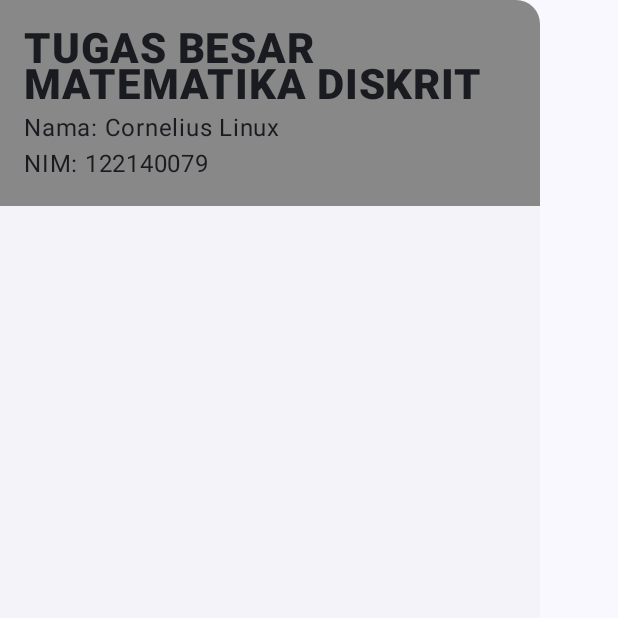
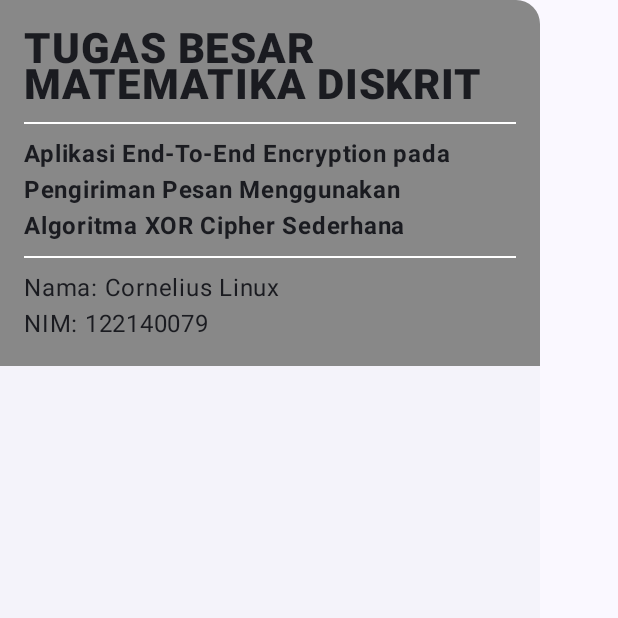
Before and after one commit to krossmanzs/XORed, an Android app built with Jetpack Compose: the composable DrawerSheet shown on its own in the app's theme, on a phone screen of 412 x 824 dp, the top half of it. Run offline under Robolectric (Android 15) with nearby library versions, the phone set to English and light mode, and no system bars.

Commit message:
Refactor top bar

```diff
--- a/app/src/main/java/com/xored/view/TopBar.kt
+++ b/app/src/main/java/com/xored/view/TopBar.kt
@@ -16,6 +16,7 @@ import androidx.compose.material.icons.filled.Settings
 import androidx.compose.material.icons.outlined.Home
 import androidx.compose.material.icons.outlined.Info
 import androidx.compose.material.icons.outlined.Settings
+import androidx.compose.material3.Divider
 import androidx.compose.material3.ExperimentalMaterial3Api
 import androidx.compose.material3.Icon
 import androidx.compose.material3.IconButton
@@ -74,8 +75,14 @@ fun DrawerSheet(
                     fontSize = 28.sp,
                     fontWeight = FontWeight.ExtraBold,
                 )
+                Divider(color = Color.White, thickness = 1.dp, modifier = Modifier.padding(bottom = 8.dp, top = 8.dp))
+                Text(text = "Aplikasi End-To-End Encryption pada Pengiriman Pesan Menggunakan Algoritma XOR Cipher Sederhana",
+                    fontWeight = FontWeight.Bold)
+                Divider(color = Color.White, thickness = 1.dp, modifier = Modifier.padding(bottom = 8.dp, top = 8.dp))
                 Text(text = "Nama: Cornelius Linux")
                 Text(text = "NIM: 122140079")
+
+
             }
         }
         Spacer(modifier = Modifier.height(16.dp))
```
